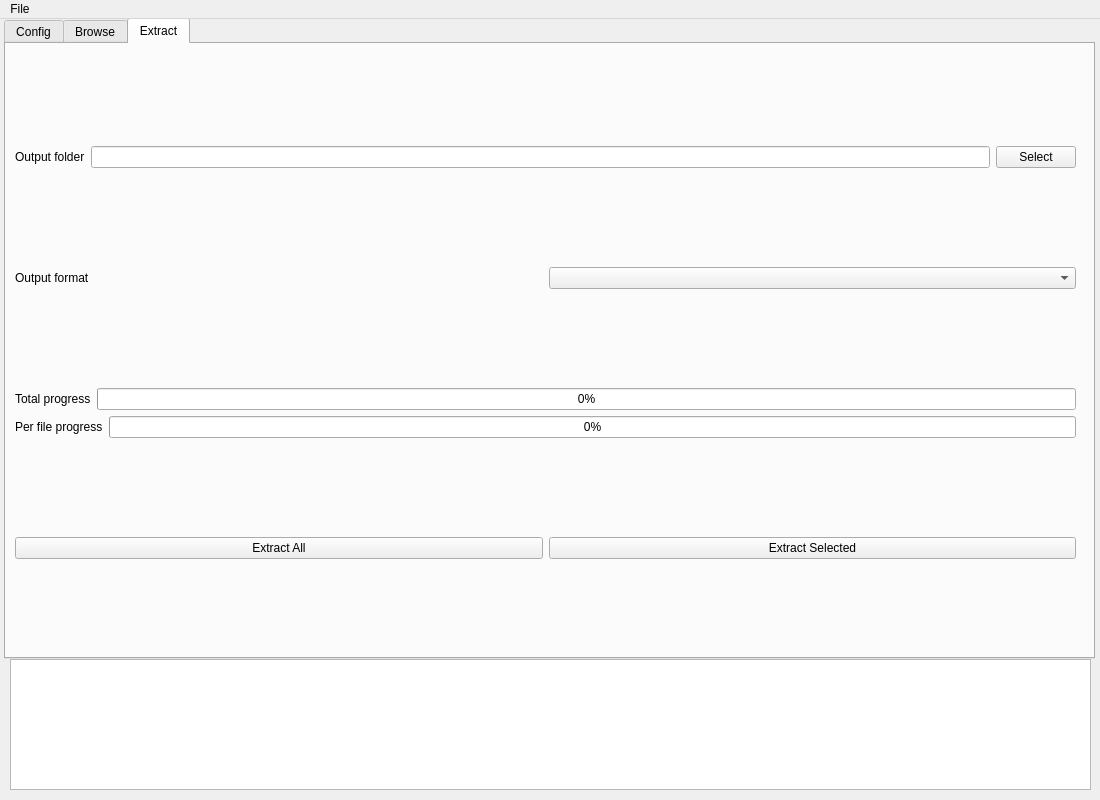
Above: gui.ui from Escartem/AnimeWwise before the change. Below: the same form after it.
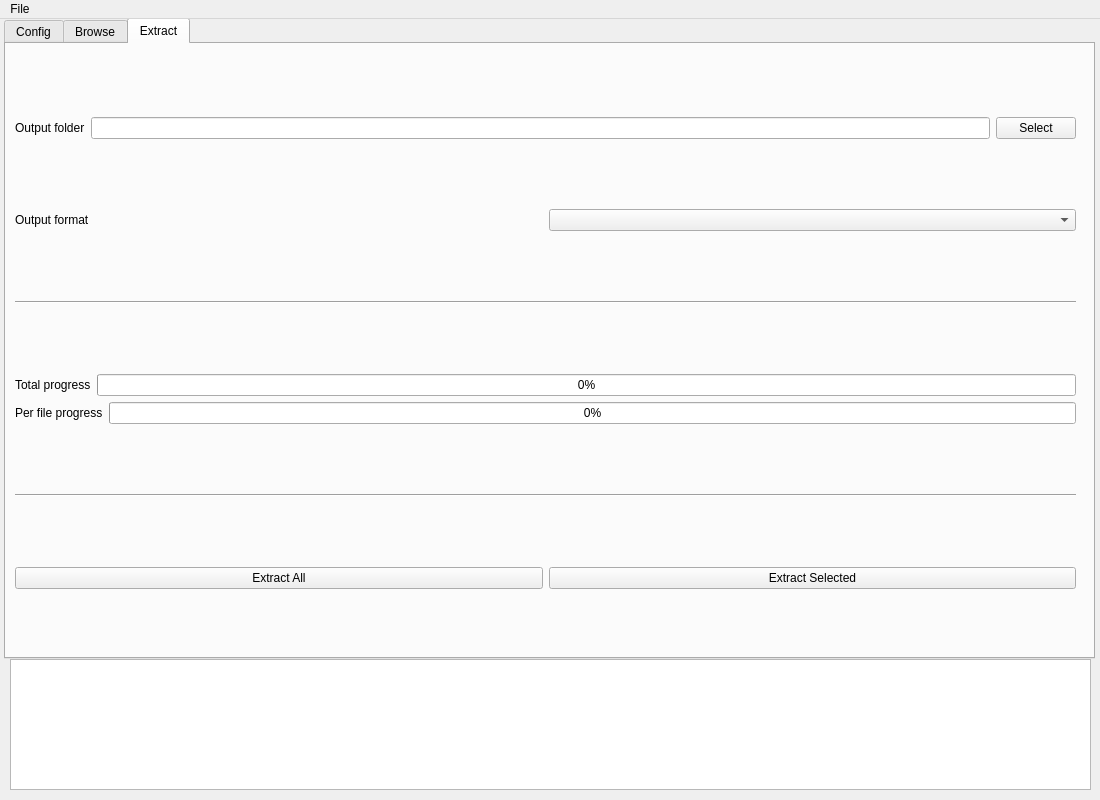
That is the form after the change.

```diff
--- a/gui.ui
+++ b/gui.ui
@@ -255,6 +255,13 @@
          </item>
         </layout>
        </item>
+       <item>
+        <widget class="Line" name="separatorC">
+         <property name="orientation">
+          <enum>Qt::Horizontal</enum>
+         </property>
+        </widget>
+       </item>
        <item>
         <layout class="QVBoxLayout" name="progressWrapperLayout">
          <item>
@@ -295,6 +302,13 @@
          </item>
         </layout>
        </item>
+       <item>
+        <widget class="Line" name="separatorD">
+         <property name="orientation">
+          <enum>Qt::Horizontal</enum>
+         </property>
+        </widget>
+       </item>
        <item>
         <layout class="QHBoxLayout" name="extractLayout">
          <item>
```
